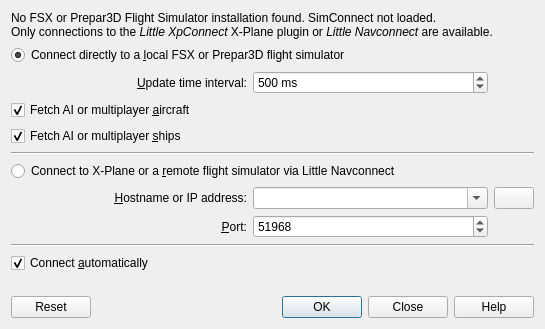
Old version of the form src/connect/connectdialog.ui in the repository albar965/littlenavmap.
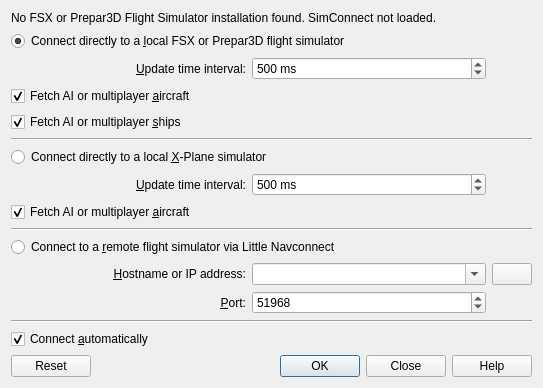
New version of the form. Icons and pictures are not drawn.

Commit message:
Updates for info display for limited X-Plane AI information. Updated connect dialog for an additional X-Plane connect option.
All #107

Diff of the .ui file:
```diff
--- a/src/connect/connectdialog.ui
+++ b/src/connect/connectdialog.ui
@@ -6,57 +6,101 @@
    <rect>
     <x>0</x>
     <y>0</y>
-    <width>545</width>
-    <height>329</height>
+    <width>543</width>
+    <height>388</height>
    </rect>
   </property>
   <property name="windowTitle">
    <string>Little Navmap - Connect</string>
   </property>
   <layout class="QVBoxLayout" name="verticalLayout">
+   <item>
+    <widget class="QLabel" name="labelConnectHeader">
+     <property name="text">
+      <string>No FSX or Prepar3D Flight Simulator installation found. SimConnect not loaded.</string>
+     </property>
+    </widget>
+   </item>
    <item>
     <layout class="QGridLayout" name="gridLayout">
      <property name="topMargin">
       <number>0</number>
      </property>
-     <item row="2" column="1">
-      <widget class="QSpinBox" name="spinBoxConnectUpdateRate">
+     <property name="verticalSpacing">
+      <number>6</number>
+     </property>
+     <item row="8" column="0" colspan="2">
+      <widget class="QCheckBox" name="checkBoxConnectFetchAiAircraftFsx">
        <property name="toolTip">
-        <string>Allowed range is 50 milliseconds up to 1 second. 
-Little Navmap fetches data from the flight simulator using this time interval.
-Lower values will result in a more fluid aircraft movement but can potentially induce stutters.</string>
+        <string>Deselect to disable fetching and transmission of AI or multiplayer aircraft</string>
        </property>
-       <property name="suffix">
-        <string> ms</string>
+       <property name="statusTip">
+        <string>Deselect to disable fetching and transmission of AI or multiplayer aircraft</string>
        </property>
-       <property name="minimum">
-        <number>50</number>
+       <property name="text">
+        <string>Fetch AI or multiplayer &amp;aircraft</string>
        </property>
-       <property name="maximum">
-        <number>1000</number>
+       <property name="checked">
+        <bool>true</bool>
        </property>
-       <property name="singleStep">
-        <number>50</number>
+      </widget>
+     </item>
+     <item row="17" column="1">
+      <widget class="QComboBox" name="comboBoxConnectHostname">
+       <property name="toolTip">
+        <string>Add the &lt;span style=&quot;color: #0000ff; font-weight:bold&quot;&gt;hostname&lt;/span&gt; or &lt;span style=&quot;color: #0000ff; font-weight:bold&quot;&gt;IP address&lt;/span&gt; that Little Navconnect shows on startup.
+Use your X-Plane computer name if you are running the Little XpConnect X-Plane plugin.</string>
        </property>
-       <property name="value">
-        <number>500</number>
+       <property name="statusTip">
+        <string>Add the &lt;span style=&quot;color: #0000ff; font-weight:bold&quot;&gt;hostname&lt;/span&gt; or &lt;span style=&quot;color: #0000ff; font-weight:bold&quot;&gt;IP address&lt;/span&gt; that Little Navconnect shows on startup.\nUse your X-Plane computer name if you are running the Little XpConnect X-Plane plugin.</string>
        </property>
+       <property name="editable">
+        <bool>true</bool>
+       </property>
+       <property name="currentText">
+        <string/>
+       </property>
+       <property name="maxCount">
+        <number>10</number>
+       </property>
+       <property name="insertPolicy">
+        <enum>QComboBox::InsertAtTop</enum>
+       </property>
       </widget>
      </item>
-     <item row="7" column="0">
-      <widget class="QLabel" name="labelConnectHostname">
+     <item row="6" column="0" colspan="3">
+      <widget class="QRadioButton" name="radioButtonConnectDirectFsx">
+       <property name="toolTip">
+        <string>Connect directly to a FSX or Prepar3D flight simulator on the same computer.</string>
+       </property>
+       <property name="statusTip">
+        <string>Connect directly to flight simulator on the same computer.</string>
+       </property>
        <property name="text">
-        <string>&amp;Hostname or IP address:</string>
+        <string>Connect directly to a &amp;local FSX or Prepar3D flight simulator</string>
+       </property>
+       <property name="checked">
+        <bool>true</bool>
+       </property>
+       <attribute name="buttonGroup">
+        <string notr="true">buttonGroupConnectType</string>
+       </attribute>
+      </widget>
+     </item>
+     <item row="18" column="0">
+      <widget class="QLabel" name="labelConnectPort">
+       <property name="text">
+        <string>&amp;Port:</string>
        </property>
        <property name="alignment">
         <set>Qt::AlignRight|Qt::AlignTrailing|Qt::AlignVCenter</set>
        </property>
        <property name="buddy">
-        <cstring>comboBoxConnectHostname</cstring>
+        <cstring>spinBoxConnectPort</cstring>
        </property>
       </widget>
      </item>
-     <item row="7" column="2">
+     <item row="17" column="2">
       <widget class="QPushButton" name="pushButtonConnectDeleteHostname">
        <property name="sizePolicy">
         <sizepolicy hsizetype="Fixed" vsizetype="Fixed">
@@ -76,7 +120,31 @@
        </property>
       </widget>
      </item>
-     <item row="8" column="1">
+     <item row="7" column="1">
+      <widget class="QSpinBox" name="spinBoxConnectUpdateRateFsx">
+       <property name="toolTip">
+        <string>Allowed range is 50 milliseconds up to 1 second. 
+Little Navmap fetches data from the flight simulator using this time interval.
+Lower values will result in a more fluid aircraft movement but can potentially induce stutters.</string>
+       </property>
+       <property name="suffix">
+        <string> ms</string>
+       </property>
+       <property name="minimum">
+        <number>50</number>
+       </property>
+       <property name="maximum">
+        <number>1000</number>
+       </property>
+       <property name="singleStep">
+        <number>50</number>
+       </property>
+       <property name="value">
+        <number>500</number>
+       </property>
+      </widget>
+     </item>
+     <item row="18" column="1">
       <widget class="QSpinBox" name="spinBoxConnectPort">
        <property name="toolTip">
         <string>Add the &lt;span style=&quot;color: #ff0000; font-weight:bold&quot;&gt;port&lt;/span&gt; that Little Navconnect shows on startup.
@@ -96,50 +164,135 @@
        </property>
       </widget>
      </item>
-     <item row="8" column="0">
-      <widget class="QLabel" name="labelConnectPort">
+     <item row="12" column="0">
+      <widget class="QLabel" name="labelConnectUpdateRateXp">
        <property name="text">
-        <string>&amp;Port:</string>
+        <string>&amp;Update time interval:</string>
        </property>
        <property name="alignment">
         <set>Qt::AlignRight|Qt::AlignTrailing|Qt::AlignVCenter</set>
        </property>
        <property name="buddy">
-        <cstring>spinBoxConnectPort</cstring>
+        <cstring>spinBoxConnectUpdateRateFsx</cstring>
        </property>
       </widget>
      </item>
-     <item row="7" column="1">
-      <widget class="QComboBox" name="comboBoxConnectHostname">
+     <item row="17" column="0">
+      <widget class="QLabel" name="labelConnectHostname">
+       <property name="text">
+        <string>&amp;Hostname or IP address:</string>
+       </property>
+       <property name="alignment">
+        <set>Qt::AlignRight|Qt::AlignTrailing|Qt::AlignVCenter</set>
+       </property>
+       <property name="buddy">
+        <cstring>comboBoxConnectHostname</cstring>
+       </property>
+      </widget>
+     </item>
+     <item row="19" column="0" colspan="3">
+      <widget class="Line" name="lineBottom">
+       <property name="orientation">
+        <enum>Qt::Horizontal</enum>
+       </property>
+      </widget>
+     </item>
+     <item row="7" column="0">
+      <widget class="QLabel" name="labelConnectUpdateRateFsx">
+       <property name="text">
+        <string>&amp;Update time interval:</string>
+       </property>
+       <property name="alignment">
+        <set>Qt::AlignRight|Qt::AlignTrailing|Qt::AlignVCenter</set>
+       </property>
+       <property name="buddy">
+        <cstring>spinBoxConnectUpdateRateFsx</cstring>
+       </property>
+      </widget>
+     </item>
+     <item row="9" column="0" colspan="2">
+      <widget class="QCheckBox" name="checkBoxConnectFetchAiShipFsx">
        <property name="toolTip">
-        <string>Add the &lt;span style=&quot;color: #0000ff; font-weight:bold&quot;&gt;hostname&lt;/span&gt; or &lt;span style=&quot;color: #0000ff; font-weight:bold&quot;&gt;IP address&lt;/span&gt; that Little Navconnect shows on startup.
-Use your X-Plane computer name if you are running the Little XpConnect X-Plane plugin.</string>
+        <string>Deselect to disable fetching and transmission of AI or multiplayer ships</string>
        </property>
        <property name="statusTip">
-        <string>Add the &lt;span style=&quot;color: #0000ff; font-weight:bold&quot;&gt;hostname&lt;/span&gt; or &lt;span style=&quot;color: #0000ff; font-weight:bold&quot;&gt;IP address&lt;/span&gt; that Little Navconnect shows on startup.\nUse your X-Plane computer name if you are running the Little XpConnect X-Plane plugin.</string>
+        <string>Deselect to disable fetching and transmission of AI or multiplayer ships</string>
        </property>
-       <property name="editable">
+       <property name="text">
+        <string>Fetch AI or multiplayer &amp;ships</string>
+       </property>
+       <property name="checked">
         <bool>true</bool>
        </property>
-       <property name="currentText">
-        <string/>
+      </widget>
+     </item>
+     <item row="11" column="0" colspan="3">
+      <widget class="QRadioButton" name="radioButtonConnectDirectXp">
+       <property name="toolTip">
+        <string>Connect directly to a FSX or Prepar3D flight simulator on the same computer.</string>
        </property>
-       <property name="maxCount">
-        <number>10</number>
+       <property name="statusTip">
+        <string>Connect directly to flight simulator on the same computer.</string>
        </property>
-       <property name="insertPolicy">
-        <enum>QComboBox::InsertAtTop</enum>
+       <property name="text">
+        <string>Connect directly to a local &amp;X-Plane simulator</string>
        </property>
+       <property name="checked">
+        <bool>false</bool>
+       </property>
+       <attribute name="buttonGroup">
+        <string notr="true">buttonGroupConnectType</string>
+       </attribute>
       </widget>
      </item>
-     <item row="5" column="0" colspan="3">
-      <widget class="Line" name="lineDirectRemote">
+     <item row="13" column="0" colspan="2">
+      <widget class="QCheckBox" name="checkBoxConnectFetchAiAircraftXp">
+       <property name="toolTip">
+        <string>Deselect to disable fetching and transmission of AI or multiplayer aircraft</string>
+       </property>
+       <property name="statusTip">
+        <string>Deselect to disable fetching and transmission of AI or multiplayer aircraft</string>
+       </property>
+       <property name="text">
+        <string>Fetch AI or multiplayer &amp;aircraft</string>
+       </property>
+       <property name="checked">
+        <bool>true</bool>
+       </property>
+      </widget>
+     </item>
+     <item row="12" column="1">
+      <widget class="QSpinBox" name="spinBoxConnectUpdateRateXp">
+       <property name="toolTip">
+        <string>Allowed range is 50 milliseconds up to 1 second. 
+Little Navmap fetches data from the flight simulator using this time interval.
+Lower values will result in a more fluid aircraft movement but can potentially induce stutters.</string>
+       </property>
+       <property name="suffix">
+        <string> ms</string>
+       </property>
+       <property name="minimum">
+        <number>50</number>
+       </property>
+       <property name="maximum">
+        <number>1000</number>
+       </property>
+       <property name="singleStep">
+        <number>50</number>
+       </property>
+       <property name="value">
+        <number>500</number>
+       </property>
+      </widget>
+     </item>
+     <item row="15" column="0" colspan="3">
+      <widget class="Line" name="lineXpRemote">
        <property name="orientation">
         <enum>Qt::Horizontal</enum>
        </property>
       </widget>
      </item>
-     <item row="6" column="0" colspan="3">
+     <item row="16" column="0" colspan="3">
       <widget class="QRadioButton" name="radioButtonConnectRemote">
        <property name="toolTip">
         <string>Connect to a local or remote X-Plane using the Little XpConnect plugin or 
@@ -149,92 +302,20 @@
         <string>Connect to a local or remote X-Plane using the Little XpConnect plugin or  a remote flight simulator on another computer running Little Navconnect.</string>
        </property>
        <property name="text">
-        <string>Connect to X-Plane or a &amp;remote flight simulator via Little Navconnect</string>
+        <string>Connect to a &amp;remote flight simulator via Little Navconnect</string>
        </property>
        <attribute name="buttonGroup">
         <string notr="true">buttonGroupConnectType</string>
        </attribute>
       </widget>
      </item>
-     <item row="2" column="0">
-      <widget class="QLabel" name="labelConnectUpdateRate">
-       <property name="text">
-        <string>&amp;Update time interval:</string>
-       </property>
-       <property name="alignment">
-        <set>Qt::AlignRight|Qt::AlignTrailing|Qt::AlignVCenter</set>
-       </property>
-       <property name="buddy">
-        <cstring>spinBoxConnectUpdateRate</cstring>
-       </property>
-      </widget>
-     </item>
-     <item row="1" column="0" colspan="3">
-      <widget class="QRadioButton" name="radioButtonConnectDirect">
-       <property name="toolTip">
-        <string>Connect directly to a FSX or Prepar3D flight simulator on the same computer.</string>
-       </property>
-       <property name="statusTip">
-        <string>Connect directly to flight simulator on the same computer.</string>
-       </property>
-       <property name="text">
-        <string>Connect directly to a &amp;local FSX or Prepar3D flight simulator</string>
-       </property>
-       <property name="checked">
-        <bool>true</bool>
-       </property>
-       <attribute name="buttonGroup">
-        <string notr="true">buttonGroupConnectType</string>
-       </attribute>
-      </widget>
-     </item>
-     <item row="9" column="0" colspan="3">
-      <widget class="Line" name="lineRemoteAuto">
+     <item row="10" column="0" colspan="3">
+      <widget class="Line" name="lineFsxXp">
        <property name="orientation">
         <enum>Qt::Horizontal</enum>
        </property>
       </widget>
      </item>
-     <item row="3" column="0" colspan="2">
-      <widget class="QCheckBox" name="checkBoxConnectFetchAiAircraft">
-       <property name="toolTip">
-        <string>Deselect to disable fetching and transmission of AI or multiplayer aircraft</string>
-       </property>
-       <property name="statusTip">
-        <string>Deselect to disable fetching and transmission of AI or multiplayer aircraft</string>
-       </property>
-       <property name="text">
-        <string>Fetch AI or multiplayer &amp;aircraft</string>
-       </property>
-       <property name="checked">
-        <bool>true</bool>
-       </property>
-      </widget>
-     </item>
-     <item row="4" column="0" colspan="2">
-      <widget class="QCheckBox" name="checkBoxConnectFetchAiShip">
-       <property name="toolTip">
-        <string>Deselect to disable fetching and transmission of AI or multiplayer ships</string>
-       </property>
-       <property name="statusTip">
-        <string>Deselect to disable fetching and transmission of AI or multiplayer ships</string>
-       </property>
-       <property name="text">
-        <string>Fetch AI or multiplayer &amp;ships</string>
-       </property>
-       <property name="checked">
-        <bool>true</bool>
-       </property>
-      </widget>
-     </item>
-     <item row="0" column="0" colspan="3">
-      <widget class="QLabel" name="labelConnectHeader">
-       <property name="text">
-        <string>No FSX or Prepar3D Flight Simulator installation found. SimConnect not loaded.&lt;br/&gt;
-Only connections to the &lt;i&gt;Little XpConnect&lt;/i&gt; X-Plane plugin or &lt;i&gt;Little Navconnect&lt;/i&gt; are available.</string>
-       </property>
-      </widget>
-     </item>
     </layout>
    </item>
    <item>
```
Left out of the diff: 8 changed lines with no effect on the pictures. The commit also changes 7 other files.
